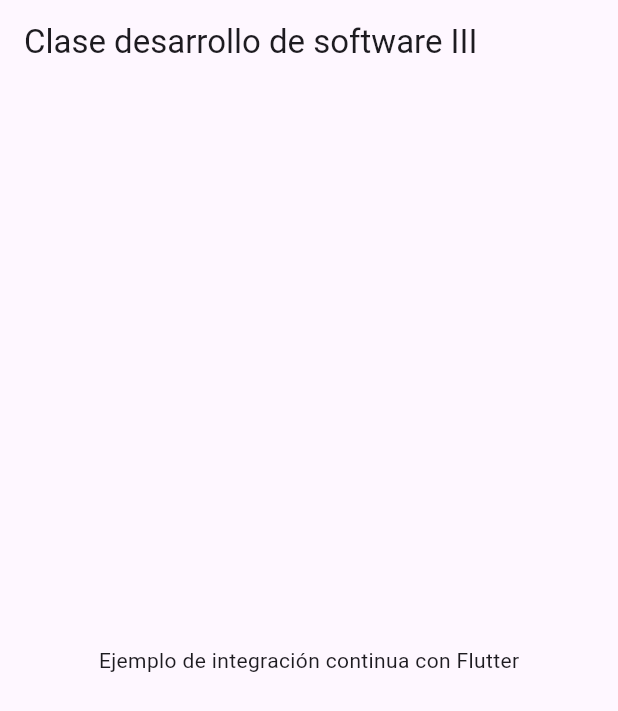
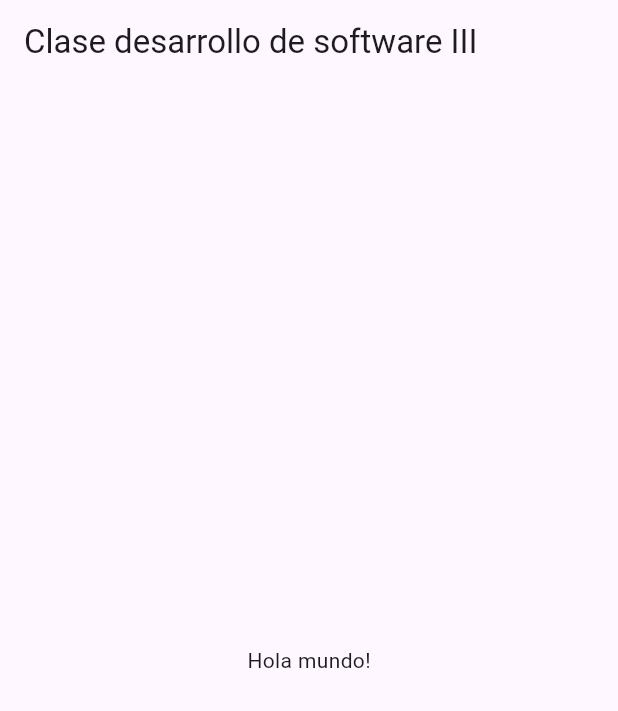
Before and after one commit to code3743/flutter-example-ci, a Flutter app: the screen it shows after launch, on a phone screen of 412 x 824 dp. Shown: the top 711 px of the screen. Run offline on Flutter 3.47's test engine with Material 3 defaults, Android fonts, the phone set to English and light mode, and no system bars.

Commit message:
Update main app text to 'Hola mundo!' and adjust corresponding test

```diff
--- a/lib/main.dart
+++ b/lib/main.dart
@@ -15,9 +15,7 @@ class MyApp extends StatelessWidget {
       home: Scaffold(
         key: scaffoldKey,
         appBar: AppBar(title: const Text('Clase desarrollo de software III')),
-        body: Center(
-          child: Text('Ejemplo de integración continua con Flutter'),
-        ),
+        body: Center(child: Text('Hola mundo!')),
       ),
     );
   }
```
Also changed, not shown: 1 other file.
